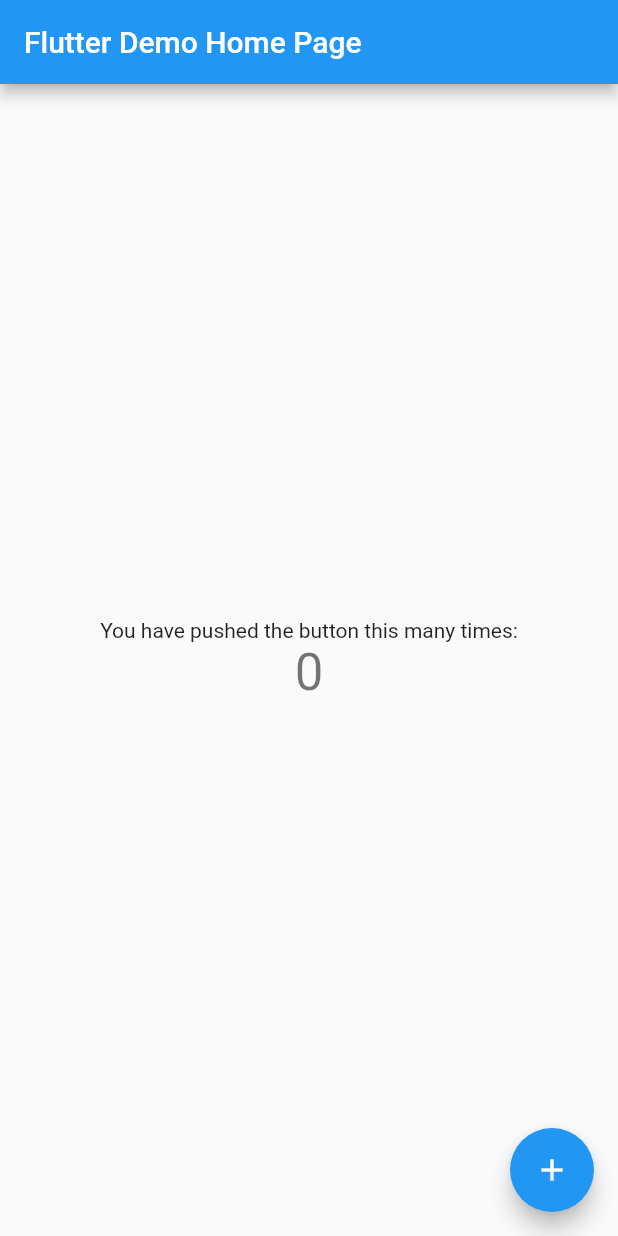
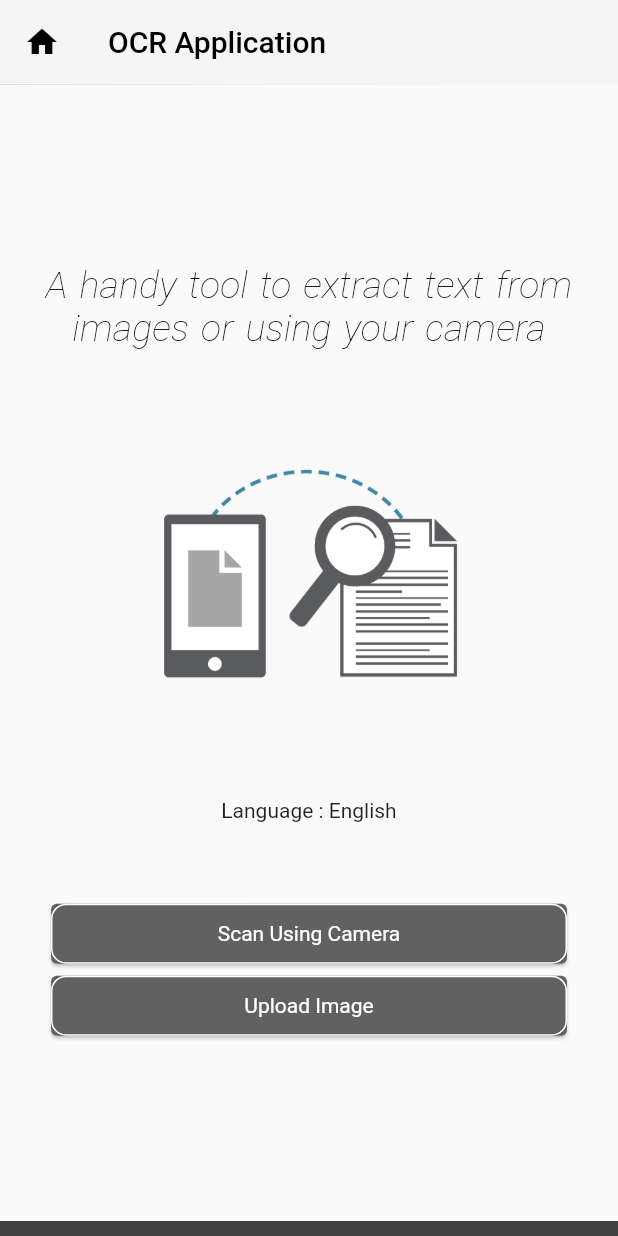
Before and after one commit to KiranThomasCherian/OCR_Application, a Flutter app: the screen it shows after launch, on a phone screen of 412 x 824 dp. Run offline on Flutter 3.47's test engine with Material 2 defaults, Android fonts, the light colour scheme and no system bars.

Commit message:
Added home/landing page (basic)

```diff
--- a/lib/main.dart
+++ b/lib/main.dart
@@ -1,113 +1,27 @@
 import 'package:flutter/material.dart';
+import 'package:ocr_application/pages/home.dart';
+import 'package:ocr_application/pages/upload.dart';
+import 'package:ocr_application/pages/scan.dart';
+import 'package:ocr_application/utils/routes.dart';
 
 void main() {
   runApp(MyApp());
 }
 
 class MyApp extends StatelessWidget {
-  // This widget is the root of your application.
+  const MyApp({Key? key}) : super(key: key);
+
   @override
   Widget build(BuildContext context) {
     return MaterialApp(
-      title: 'Flutter Demo',
-      theme: ThemeData(
-        // This is the theme of your application.
-        //
-        // Try running your application with "flutter run". You'll see the
-        // application has a blue toolbar. Then, without quitting the app, try
-        // changing the primarySwatch below to Colors.green and then invoke
-        // "hot reload" (press "r" in the console where you ran "flutter run",
-        // or simply save your changes to "hot reload" in a Flutter IDE).
-        // Notice that the counter didn't reset back to zero; the application
-        // is not restarted.
-        primarySwatch: Colors.blue,
-      ),
-      home: MyHomePage(title: 'Flutter Demo Home Page'),
+      themeMode: ThemeMode.light,
+      color: Colors.white,
+      // initialRoute: '/',
+      routes: {
+        MyRoutes.home: (context) => HomePage(),
+        MyRoutes.scanpage: (context) => ScanPage(),
+        MyRoutes.uploadpage: (context) => UploadPage(),
+      },
     );
   }
 }
-
-class MyHomePage extends StatefulWidget {
-  MyHomePage({Key? key, required this.title}) : super(key: key);
-
-  // This widget is the home page of your application. It is stateful, meaning
-  // that it has a State object (defined below) that contains fields that affect
-  // how it looks.
-
-  // This class is the configuration for the state. It holds the values (in this
-  // case the title) provided by the parent (in this case the App widget) and
-  // used by the build method of the State. Fields in a Widget subclass are
-  // always marked "final".
-
-  final String title;
-
-  @override
-  _MyHomePageState createState() => _MyHomePageState();
-}
-
-class _MyHomePageState extends State<MyHomePage> {
-  int _counter = 0;
-
-  void _incrementCounter() {
-    setState(() {
-      // This call to setState tells the Flutter framework that something has
-      // changed in this State, which causes it to rerun the build method below
-      // so that the display can reflect the updated values. If we changed
-      // _counter without calling setState(), then the build method would not be
-      // called again, and so nothing would appear to happen.
-      _counter++;
-    });
-  }
-
-  @override
-  Widget build(BuildContext context) {
-    // This method is rerun every time setState is called, for instance as done
-    // by the _incrementCounter method above.
-    //
-    // The Flutter framework has been optimized to make rerunning build methods
-    // fast, so that you can just rebuild anything that needs updating rather
-    // than having to individually change instances of widgets.
-    return Scaffold(
-      appBar: AppBar(
-        // Here we take the value from the MyHomePage object that was created by
-        // the App.build method, and use it to set our appbar title.
-        title: Text(widget.title),
-      ),
-      body: Center(
-        // Center is a layout widget. It takes a single child and positions it
-        // in the middle of the parent.
-        child: Column(
-          // Column is also a layout widget. It takes a list of children and
-          // arranges them vertically. By default, it sizes itself to fit its
-          // children horizontally, and tries to be as tall as its parent.
-          //
-          // Invoke "debug painting" (press "p" in the console, choose the
-          // "Toggle Debug Paint" action from the Flutter Inspector in Android
-          // Studio, or the "Toggle Debug Paint" command in Visual Studio Code)
-          // to see the wireframe for each widget.
-          //
-          // Column has various properties to control how it sizes itself and
-          // how it positions its children. Here we use mainAxisAlignment to
-          // center the children vertically; the main axis here is the vertical
-          // axis because Columns are vertical (the cross axis would be
-          // horizontal).
-          mainAxisAlignment: MainAxisAlignment.center,
-          children: <Widget>[
-            Text(
-              'You have pushed the button this many times:',
-            ),
-            Text(
-              '$_counter',
-              style: Theme.of(context).textTheme.headline4,
-            ),
-          ],
-        ),
-      ),
-      floatingActionButton: FloatingActionButton(
-        onPressed: _incrementCounter,
-        tooltip: 'Increment',
-        child: Icon(Icons.add),
-      ), // This trailing comma makes auto-formatting nicer for build methods.
-    );
-  }
-}
--- /dev/null
+++ b/lib/pages/home.dart
@@ -0,0 +1,132 @@
+import 'dart:ui';
+
+import 'package:flutter/material.dart';
+import 'package:ocr_application/utils/routes.dart';
+
+class HomePage extends StatefulWidget {
+  const HomePage({Key? key}) : super(key: key);
+
+  @override
+  _HomePageState createState() => _HomePageState();
+}
+
+class _HomePageState extends State<HomePage> {
+  @override
+  Widget build(BuildContext context) {
+    return MaterialApp(
+      home: Scaffold(
+        appBar: AppBar(
+          elevation: 0.2,
+          title: Text(
+            "OCR Application",
+            style: TextStyle(color: Colors.black, fontWeight: FontWeight.w500),
+          ),
+          leading: Icon(
+            Icons.home,
+            color: Colors.black,
+          ),
+          backgroundColor: Colors.grey.shade100,
+        ),
+        body: Center(
+          child: Padding(
+            padding: const EdgeInsets.all(30.0),
+            child: SingleChildScrollView(
+              child: Column(
+                mainAxisAlignment: MainAxisAlignment.center,
+                children: [
+                  Text(
+                    "A handy tool to extract text from images or using your camera",
+                    textAlign: TextAlign.center,
+                    style: TextStyle(
+                        color: Colors.black,
+                        fontWeight: FontWeight.w100,
+                        wordSpacing: 2,
+                        fontSize: 25,
+                        fontStyle: FontStyle.italic),
+                  ),
+                  SizedBox(
+                    height: 10,
+                  ),
+                  Padding(
+                    padding: const EdgeInsets.all(60.0),
+                    child: Image.asset(
+                      "assets/images/ocr_image.png",
+                      fit: BoxFit.contain,
+                    ),
+                  ),
+                  SizedBox(
+                    height: 10,
+                  ),
+                  Text("Language : English"),
+                  SizedBox(
+                    height: 50,
+                  ),
+                  Card(
+                    color: Colors.grey.shade700,
+                    child: InkWell(
+                      onTap: () {
+                        Navigator.pushNamed(context, MyRoutes.scanpage);
+                        setState(() {});
+                      },
+                      // hoverColor: Colors.orange,
+                      child: Container(
+                        decoration: BoxDecoration(
+                          borderRadius: BorderRadius.circular(10),
+                          border: Border.all(color: Colors.white),
+                        ),
+                        height: 40,
+                        width: 400,
+                        child: Center(
+                          child: Text(
+                            "Scan Using Camera",
+                            style: TextStyle(
+                              color: Colors.white,
+                            ),
+                          ),
+                        ),
+                      ),
+                    ),
+                  ),
+                  // SizedBox(
+                  //   height: 50,
+                  // ),
+                  Card(
+                    color: Colors.grey.shade700,
+                    child: InkWell(
+                      onTap: () {
+                        Navigator.pushNamed(context, MyRoutes.uploadpage);
+                        setState(() {});
+                      },
+                      // hoverColor: Colors.orange,
+                      child: Container(
+                        decoration: BoxDecoration(
+                          borderRadius: BorderRadius.circular(10),
+                          border: Border.all(color: Colors.white),
+                        ),
+                        height: 40,
+                        width: 400,
+                        child: Center(
+                          child: Text(
+                            "Upload Image",
+                            style: TextStyle(
+                              color: Colors.white,
+                            ),
+                          ),
+                        ),
+                      ),
+                    ),
+                  ),
+                ],
+              ),
+            ),
+          ),
+        ),
+        bottomNavigationBar: Container(
+          width: 500,
+          height: 10,
+          color: Colors.grey.shade800,
+        ),
+      ),
+    );
+  }
+}
--- /dev/null
+++ b/lib/pages/scan.dart
@@ -0,0 +1,15 @@
+import 'package:flutter/material.dart';
+
+class ScanPage extends StatefulWidget {
+  const ScanPage({Key? key}) : super(key: key);
+
+  @override
+  _ScanPageState createState() => _ScanPageState();
+}
+
+class _ScanPageState extends State<ScanPage> {
+  @override
+  Widget build(BuildContext context) {
+    return Container();
+  }
+}
--- /dev/null
+++ b/lib/pages/upload.dart
@@ -0,0 +1,17 @@
+import 'package:flutter/material.dart';
+
+class UploadPage extends StatefulWidget {
+  const UploadPage({Key? key}) : super(key: key);
+
+  @override
+  _UploadPageState createState() => _UploadPageState();
+}
+
+class _UploadPageState extends State<UploadPage> {
+  @override
+  Widget build(BuildContext context) {
+    return Container(
+      color: Colors.red,
+    );
+  }
+}
--- /dev/null
+++ b/lib/utils/routes.dart
@@ -0,0 +1,5 @@
+class MyRoutes {
+  static String uploadpage = '/upload';
+  static String scanpage = '/scan';
+  static String home = '/';
+}
```
Also changed, not shown: assets/images/ocr_image.png (added).
